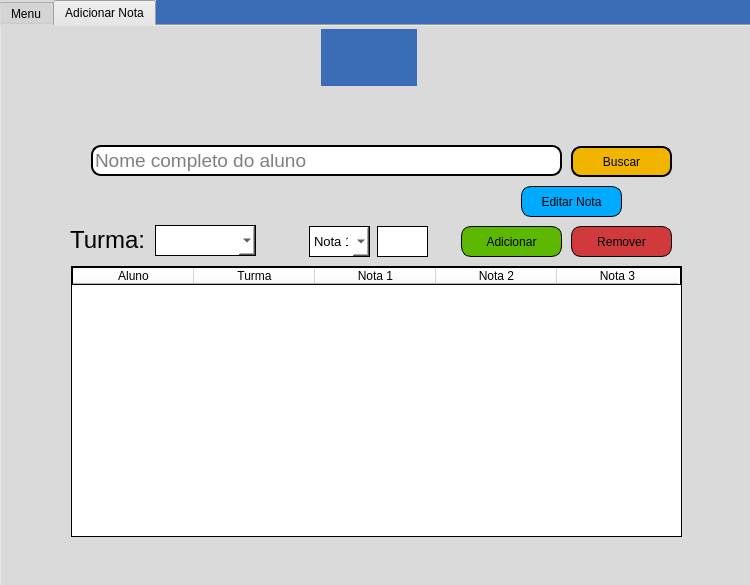
This is menu-professor.ui in vitoradsp/academicsys as Qt 5 draws it before an edit. The edited form follows.
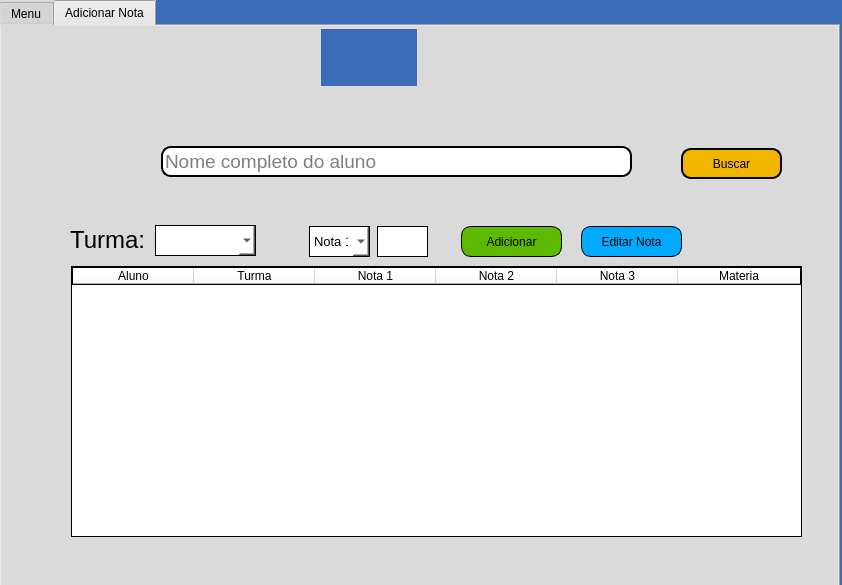
This is the edited form. Icons and pictures are not drawn.

```diff
--- a/menu-professor.ui
+++ b/menu-professor.ui
@@ -6,7 +6,7 @@
    <rect>
     <x>0</x>
     <y>0</y>
-    <width>750</width>
+    <width>842</width>
     <height>585</height>
    </rect>
   </property>
@@ -22,7 +22,7 @@
      <rect>
       <x>-1</x>
       <y>0</y>
-      <width>771</width>
+      <width>841</width>
       <height>611</height>
      </rect>
     </property>
@@ -245,7 +245,7 @@
        <rect>
         <x>70</x>
         <y>240</y>
-        <width>611</width>
+        <width>731</width>
         <height>271</height>
        </rect>
       </property>
@@ -256,6 +256,15 @@
       <attribute name="horizontalHeaderDefaultSectionSize">
        <number>121</number>
       </attribute>
+      <attribute name="horizontalHeaderStretchLastSection">
+       <bool>true</bool>
+      </attribute>
+      <attribute name="verticalHeaderVisible">
+       <bool>false</bool>
+      </attribute>
+      <attribute name="verticalHeaderHighlightSections">
+       <bool>true</bool>
+      </attribute>
       <column>
        <property name="text">
         <string>Aluno</string>
@@ -281,12 +290,17 @@
         <string>Nota 3</string>
        </property>
       </column>
+      <column>
+       <property name="text">
+        <string>Materia</string>
+       </property>
+      </column>
      </widget>
      <widget class="QPushButton" name="btnbuscaraluno">
       <property name="geometry">
        <rect>
-        <x>570</x>
-        <y>120</y>
+        <x>680</x>
+        <y>122</y>
         <width>101</width>
         <height>31</height>
        </rect>
@@ -304,8 +318,8 @@
      <widget class="QLineEdit" name="inputbuscaraluno">
       <property name="geometry">
        <rect>
-        <x>90</x>
-        <y>119</y>
+        <x>160</x>
+        <y>120</y>
         <width>471</width>
         <height>31</height>
        </rect>
@@ -374,30 +388,11 @@
        <string>Adicionar</string>
       </property>
      </widget>
-     <widget class="QPushButton" name="btnremoveraluno">
-      <property name="geometry">
-       <rect>
-        <x>570</x>
-        <y>200</y>
-        <width>101</width>
-        <height>31</height>
-       </rect>
-      </property>
-      <property name="styleSheet">
-       <string notr="true">border: 1px solid black;
-background-color: rgb(208, 58, 60);
-border-radius: 10px
-</string>
-      </property>
-      <property name="text">
-       <string>Remover</string>
-      </property>
-     </widget>
      <widget class="QLabel" name="iconbuscar">
       <property name="geometry">
        <rect>
-        <x>67</x>
-        <y>123</y>
+        <x>125</x>
+        <y>125</y>
         <width>20</width>
         <height>20</height>
        </rect>
@@ -550,7 +545,7 @@
      <widget class="QLabel" name="label_erro">
       <property name="geometry">
        <rect>
-        <x>90</x>
+        <x>180</x>
         <y>160</y>
         <width>421</width>
         <height>16</height>
@@ -610,8 +605,8 @@
      <widget class="QPushButton" name="editarnota">
       <property name="geometry">
        <rect>
-        <x>520</x>
-        <y>160</y>
+        <x>580</x>
+        <y>200</y>
         <width>101</width>
         <height>31</height>
        </rect>
```
Left out of the diff: 2 changed lines with no effect on the pictures.
